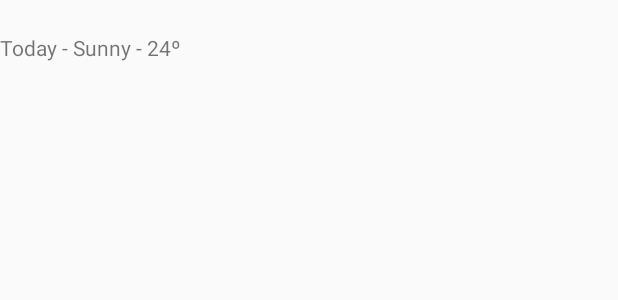
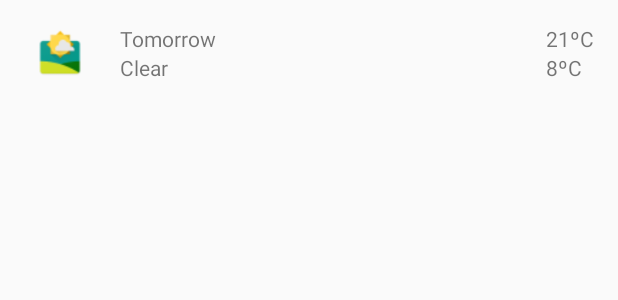
Before and after one commit to GuilleGrande/MySunshine, an Android app: the layout list_item_forecast.xml on its own in the app's theme, with its tools: preview values and no code run, on a phone screen of 412 x 824 dp. Shown: the top 300 px of the screen. Run offline under Robolectric (Android 15) with nearby library versions, the phone set to English and light mode, and no system bars.

Commit message:
Revamped list_item_forecast layout

```diff
--- a/app/src/main/java/com/example/guillermo/mysunshine/ForecastAdapter.java
+++ b/app/src/main/java/com/example/guillermo/mysunshine/ForecastAdapter.java
@@ -62,7 +62,7 @@ public class ForecastAdapter extends CursorAdapter
     @Override
     public void bindView(View view, Context context, Cursor cursor)
     {
-        TextView textView = (TextView)view;
-        textView.setText(convertCursorRowToUXFormat(cursor));
+        //TextView textView = (TextView)view;
+        //textView.setText(convertCursorRowToUXFormat(cursor));
     }
 }
--- a/app/src/main/res/layout/list_item_forecast.xml
+++ b/app/src/main/res/layout/list_item_forecast.xml
@@ -1,10 +1,55 @@
 <?xml version="1.0" encoding="utf-8"?>
-<TextView
-    xmlns:android="http://schemas.android.com/apk/res/android"
-    android:id="@+id/txtView_list_item_forecast"
+<LinearLayout
+    android:layout_height="wrap_content"
     android:layout_width="match_parent"
-    android:layout_height="wrap_content"
     android:gravity="center_vertical"
+    android:orientation="horizontal"
     android:minHeight="?android:attr/listPreferredItemHeight"
-    android:text="Today - Sunny - 24º">
-</TextView>
+    android:padding="16dp"
+    xmlns:android="http://schemas.android.com/apk/res/android">
+
+    <ImageView
+        android:id="@+id/list_item_icon"
+        android:layout_width="wrap_content"
+        android:layout_height="match_parent"
+        android:src="@drawable/ic_launcher"/>
+
+    <LinearLayout
+        android:layout_width="0dp"
+        android:layout_height="wrap_content"
+        android:orientation="vertical"
+        android:layout_weight="1"
+        android:paddingLeft="16dp">
+
+        <TextView
+            android:id="@+id/list_item_date_txtView"
+            android:layout_width="wrap_content"
+            android:layout_height="wrap_content"
+            android:text="Tomorrow"/>
+        <TextView
+            android:id="@+id/list_item_weather_txtView"
+            android:layout_width="wrap_content"
+            android:layout_height="wrap_content"
+            android:text="Clear"/>
+
+    </LinearLayout>
+
+    <LinearLayout
+        android:layout_width="wrap_content"
+        android:layout_height="wrap_content"
+        android:orientation="vertical">
+
+        <TextView
+            android:id="@+id/list_item_highTemp_txtView"
+            android:layout_width="wrap_content"
+            android:layout_height="wrap_content"
+            android:text="21ºC" />
+        <TextView
+            android:id="@+id/list_item_lowTemp_txtView"
+            android:layout_width="wrap_content"
+            android:layout_height="wrap_content"
+            android:text="8ºC" />
+
+    </LinearLayout>
+
+</LinearLayout>
```
Also changed, not shown: app/src/main/res/drawable/ic_launcher.png (added).
